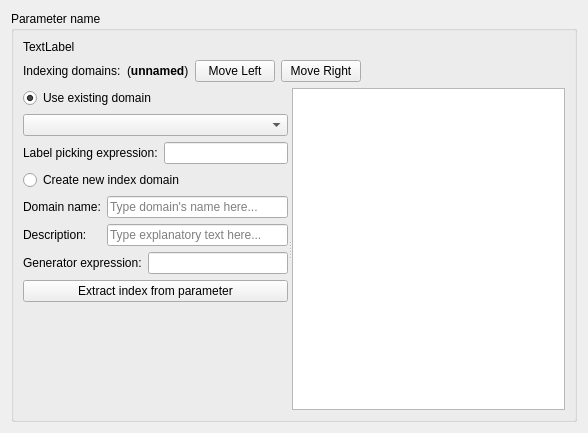
spine-tools/Spine-Toolbox, file spinetoolbox/project_items/exporter/ui/parameter_index_settings.ui: the form before one commit.
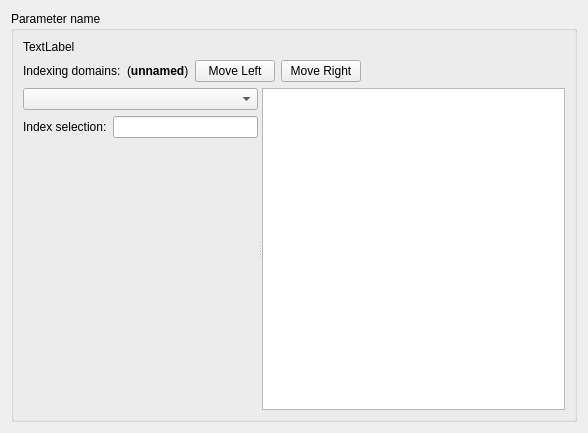
The form after the commit.

```diff
--- a/spinetoolbox/project_items/exporter/ui/parameter_index_settings.ui
+++ b/spinetoolbox/project_items/exporter/ui/parameter_index_settings.ui
@@ -105,16 +105,6 @@
          <layout class="QVBoxLayout" name="verticalLayout_4">
           <item>
            <layout class="QVBoxLayout" name="verticalLayout_6">
-            <item>
-             <widget class="QRadioButton" name="use_existing_domain_radio_button">
-              <property name="text">
-               <string>Use existing domain</string>
-              </property>
-              <property name="checked">
-               <bool>true</bool>
-              </property>
-             </widget>
-            </item>
             <item>
              <layout class="QHBoxLayout" name="horizontalLayout">
               <item>
@@ -130,7 +120,7 @@
                  <string>Select rows for which this Python expression evaluates to True. Use &lt;i&gt;i&lt;/i&gt; as the row index.</string>
                 </property>
                 <property name="text">
-                 <string>Label picking expression:</string>
+                 <string>Index selection:</string>
                 </property>
                </widget>
               </item>
@@ -145,80 +135,6 @@
             </item>
            </layout>
           </item>
-          <item>
-           <layout class="QVBoxLayout" name="verticalLayout">
-            <item>
-             <widget class="QRadioButton" name="create_domain_radio_button">
-              <property name="text">
-               <string>Create new index domain</string>
-              </property>
-             </widget>
-            </item>
-            <item>
-             <layout class="QFormLayout" name="formLayout">
-              <item row="0" column="0">
-               <widget class="QLabel" name="domain_name_label">
-                <property name="text">
-                 <string>Domain name:</string>
-                </property>
-               </widget>
-              </item>
-              <item row="0" column="1">
-               <widget class="QLineEdit" name="domain_name_edit">
-                <property name="text">
-                 <string/>
-                </property>
-                <property name="placeholderText">
-                 <string>Type domain's name here...</string>
-                </property>
-               </widget>
-              </item>
-              <item row="1" column="0">
-               <widget class="QLabel" name="domain_description_label">
-                <property name="text">
-                 <string>Description:</string>
-                </property>
-               </widget>
-              </item>
-              <item row="1" column="1">
-               <widget class="QLineEdit" name="domain_description_edit">
-                <property name="placeholderText">
-                 <string>Type explanatory text here...</string>
-                </property>
-               </widget>
-              </item>
-             </layout>
-            </item>
-            <item>
-             <layout class="QVBoxLayout" name="verticalLayout_2">
-              <item>
-               <layout class="QFormLayout" name="formLayout_2">
-                <item row="0" column="0">
-                 <widget class="QLabel" name="generator_expression_label">
-                  <property name="toolTip">
-                   <string>Generate index labels from Python expression. Use &lt;i&gt;i&lt;/i&gt; as the row number.</string>
-                  </property>
-                  <property name="text">
-                   <string>Generator expression:</string>
-                  </property>
-                 </widget>
-                </item>
-                <item row="0" column="1">
-                 <widget class="QLineEdit" name="generator_expression_edit"/>
-                </item>
-               </layout>
-              </item>
-              <item>
-               <widget class="QPushButton" name="extract_indexes_button">
-                <property name="text">
-                 <string>Extract index from parameter</string>
-                </property>
-               </widget>
-              </item>
-             </layout>
-            </item>
-           </layout>
-          </item>
           <item>
            <spacer name="verticalSpacer">
             <property name="orientation">
```
Left out of the diff: 2 changed lines with no effect on the pictures.
